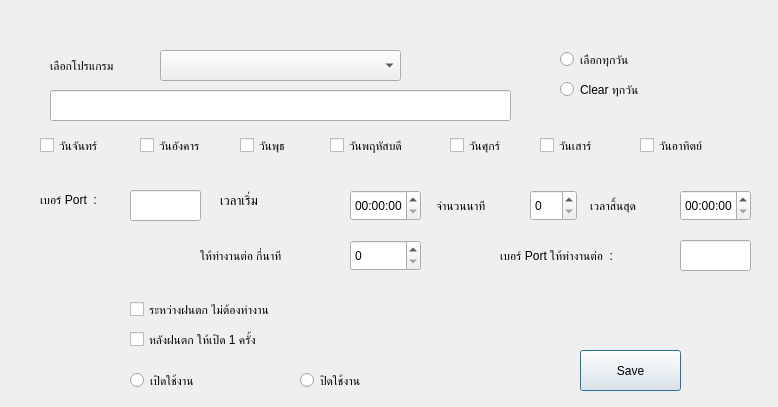
eploentham/TimerWater, file frmtimer1.ui: the form before one commit.
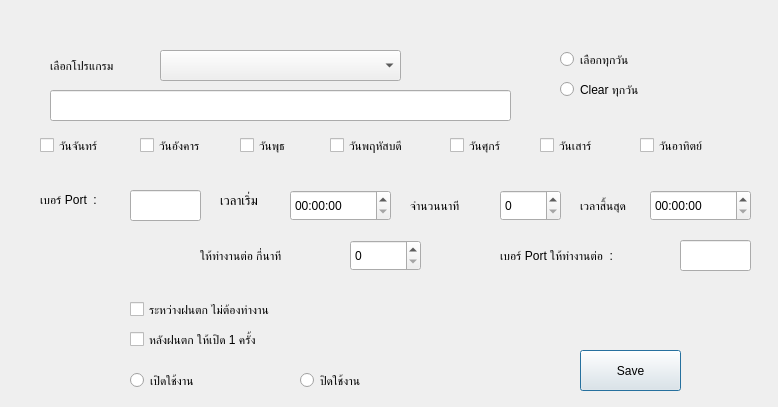
The form after the commit.

```diff
--- a/frmtimer1.ui
+++ b/frmtimer1.ui
@@ -114,9 +114,9 @@
   <widget class="QLabel" name="label_2">
    <property name="geometry">
     <rect>
-     <x>590</x>
+     <x>580</x>
      <y>190</y>
-     <width>81</width>
+     <width>61</width>
      <height>31</height>
     </rect>
    </property>
@@ -197,12 +197,15 @@
   <widget class="QTimeEdit" name="timeEditStart">
    <property name="geometry">
     <rect>
-     <x>350</x>
+     <x>290</x>
      <y>190</y>
-     <width>71</width>
+     <width>101</width>
      <height>31</height>
     </rect>
    </property>
+   <property name="displayFormat">
+    <string>HH:mm:ss</string>
+   </property>
   </widget>
   <widget class="QCheckBox" name="chkWebnesday">
    <property name="geometry">
@@ -220,12 +223,15 @@
   <widget class="QTimeEdit" name="timeEditEnd">
    <property name="geometry">
     <rect>
-     <x>680</x>
+     <x>650</x>
      <y>190</y>
-     <width>71</width>
+     <width>101</width>
      <height>31</height>
     </rect>
    </property>
+   <property name="displayFormat">
+    <string>HH:mm:ss</string>
+   </property>
   </widget>
   <widget class="QRadioButton" name="chkactive">
    <property name="geometry">
@@ -305,9 +311,9 @@
   <widget class="QLabel" name="label_4">
    <property name="geometry">
     <rect>
-     <x>436</x>
+     <x>410</x>
      <y>190</y>
-     <width>91</width>
+     <width>71</width>
      <height>31</height>
     </rect>
    </property>
@@ -318,12 +324,18 @@
   <widget class="QSpinBox" name="spinBoxPeriod">
    <property name="geometry">
     <rect>
-     <x>530</x>
+     <x>500</x>
      <y>190</y>
-     <width>47</width>
+     <width>61</width>
      <height>31</height>
     </rect>
    </property>
+   <property name="maximum">
+    <number>60</number>
+   </property>
+   <property name="singleStep">
+    <number>0</number>
+   </property>
   </widget>
   <widget class="QLabel" name="label_10">
    <property name="geometry">
```
